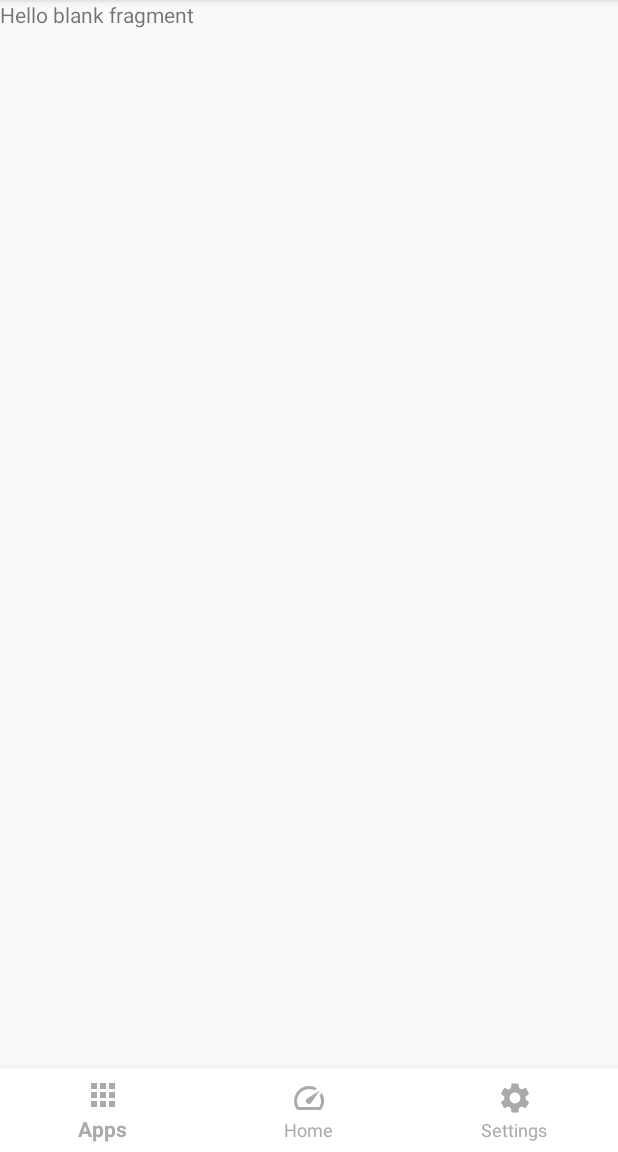
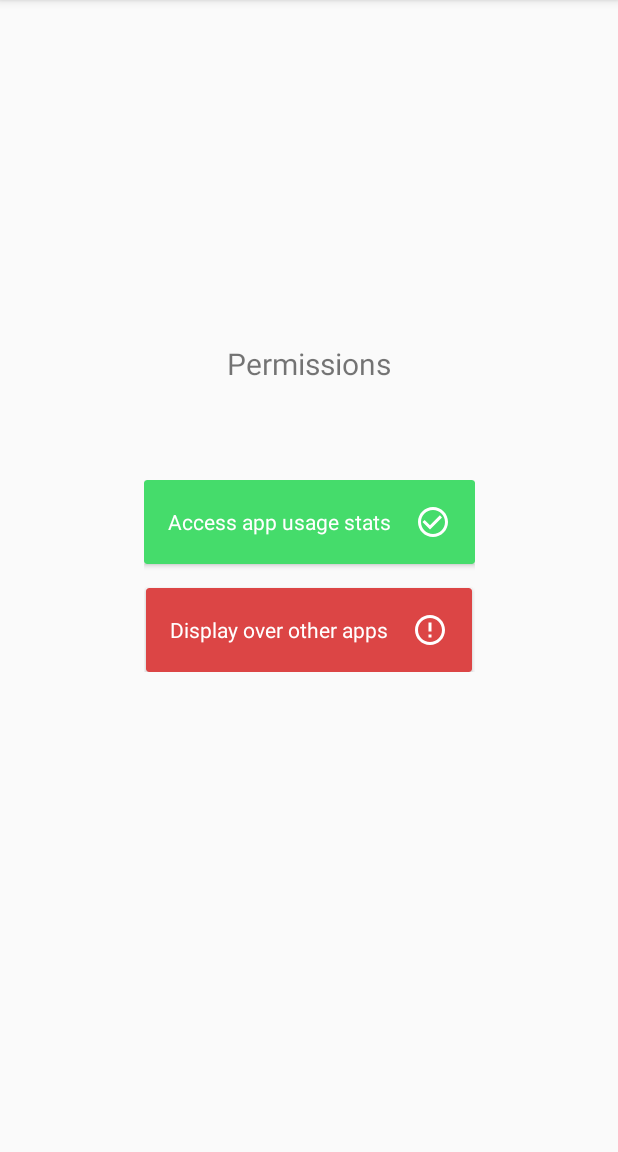
Before and after one commit to joshminton/AppTracker, an Android app: the screen it shows after launch (MainActivity), on a phone screen of 412 x 824 dp, the part 84-1236 px from its top. Run offline under Robolectric (Android 15) with nearby library versions, the phone set to English and light mode, and no system bars; our stand-ins replace androidx.preference; libraries missing offline, so code that uses them is left out: com.adriangl.overlayhelper; 3 statements that could not run were skipped.

Commit message:
Better handling of permissions requests

```diff
--- a/app/build.gradle
+++ b/app/build.gradle
@@ -34,6 +34,7 @@ dependencies {
     annotationProcessor "android.arch.persistence.room:compiler:1.1.1"
     implementation 'com.google.android.material:material:1.1.0'
     implementation 'androidx.preference:preference:1.1.1'
+    implementation "com.github.adriangl:overlayhelper:1.1.0"
     // ...
     compile 'com.rvalerio:fgchecker:1.1.0'
 
--- a/app/src/main/java/com/example/drawtest/MainActivity.java
+++ b/app/src/main/java/com/example/drawtest/MainActivity.java
@@ -2,8 +2,10 @@ package com.example.drawtest;
 
 import android.app.ActivityManager;
 import android.app.AppOpsManager;
+import android.app.Dialog;
 import android.content.ComponentName;
 import android.content.Context;
+import android.content.DialogInterface;
 import android.content.Intent;
 import android.content.ServiceConnection;
 import android.content.pm.ApplicationInfo;
@@ -15,7 +17,9 @@ import android.provider.Settings;
 
 import androidx.annotation.NonNull;
 import androidx.annotation.RequiresApi;
+import androidx.appcompat.app.AlertDialog;
 import androidx.appcompat.app.AppCompatActivity;
+import androidx.cardview.widget.CardView;
 import androidx.fragment.app.FragmentActivity;
 import androidx.fragment.app.FragmentManager;
 import androidx.fragment.app.FragmentTransaction;
@@ -28,6 +32,7 @@ import android.view.View;
 
 import android.widget.Toast;
 
+import com.adriangl.overlayhelper.OverlayHelper;
 import com.google.android.material.bottomnavigation.BottomNavigationView;
 
 import java.util.ArrayList;
@@ -40,6 +45,7 @@ import java.util.Objects;
 //https://blog.usejournal.com/building-an-app-usage-tracker-in-android-fe79e959ab26
 //https://www.tutorialspoint.com/how-to-manage-startactivityforresult-on-android
 //https://inducesmile.com/android/android-list-installed-apps-in-device-programmatically/
+//https://github.com/adriangl/OverlayHelper/blob/master/app/src/main/java/com/adriangl/overlayhelperexample/MainActivity.java
 
 public class MainActivity extends AppCompatActivity implements  BottomNavigationView.OnNavigationItemSelectedListener {
 
@@ -50,6 +56,11 @@ public class MainActivity extends AppCompatActivity implements  BottomNavigation
     RecyclerView.LayoutManager layoutManager;
     AppsAdapter lstAppsAdapter;
     HashMap<String, TrackedApp> apps;
+
+    OverlayHelper overlayHelper;
+
+    private boolean drawAccess = false;
+    private boolean usageAccess = false;
 
     private TrackedApp db;
 
@@ -68,31 +79,53 @@ public class MainActivity extends AppCompatActivity implements  BottomNavigation
     @Override
     public void onCreate(Bundle savedInstanceState) {
         super.onCreate(savedInstanceState);
+        setContentView(R.layout.permissions_needed);
+
+
+//        db = Room.databaseBuilder(getApplicationContext(), Favourites.class, "favourites").allowMainThreadQueries().build();
+
+        appOps = (AppOpsManager) getSystemService(Context.APP_OPS_SERVICE);
+
+
+        overlayHelper = new OverlayHelper(this.getApplicationContext(), new OverlayHelper.OverlayPermissionChangedListener() {
+            @Override public void onOverlayPermissionCancelled() {
+                Toast.makeText(MainActivity.this, "Draw overlay permissions request cancelled", Toast.LENGTH_SHORT).show();
+            }
+
+            @Override public void onOverlayPermissionGranted() {
+                setDrawPositive();
+                if(usageAccess){
+                    advanceWithService();
+                }
+            }
+
+            @Override public void onOverlayPermissionDenied() {
+                Toast.makeText(MainActivity.this, "Draw overlay permissions request denied", Toast.LENGTH_SHORT).show();
+            }
+        });
+
+        overlayHelper.startWatching();
+
+        checkPermissions();
+
+        apps = new HashMap<>();
+
+//        finish();
+    }
+
+    private void advanceWithService(){
+
         setContentView(R.layout.activity_main);
 
         fm.beginTransaction().add(R.id.frag_frame, homeFrag).commit();
 
         ((BottomNavigationView)findViewById(R.id.bottomNav)).setOnNavigationItemSelectedListener(this);
 
-//        db = Room.databaseBuilder(getApplicationContext(), Favourites.class, "favourites").allowMainThreadQueries().build();
-
-        appOps = (AppOpsManager) getSystemService(Context.APP_OPS_SERVICE);
-        int mode = appOps.checkOpNoThrow(AppOpsManager.OPSTR_GET_USAGE_STATS,
-                android.os.Process.myUid(), getPackageName());
-
-        if(mode != AppOpsManager.MODE_ALLOWED){
-            startActivityForResult(new Intent(Settings.ACTION_USAGE_ACCESS_SETTINGS), MY_PERMISSIONS_REQUEST_PACKAGE_USAGE_STATS);
-        }
-
-        apps = new HashMap<>();
-
         svc = new Intent(this, TrackingService.class);
         if(!bound) {
             startForegroundService(svc);
             bindService(svc, connection, Context.BIND_AUTO_CREATE);
         }
-
-//        finish();
     }
 
 
@@ -131,6 +164,21 @@ public class MainActivity extends AppCompatActivity implements  BottomNavigation
         }
     }
 
+    private void checkPermissions(){
+        if(overlayHelper.canDrawOverlays()){
+            drawAccess = true;
+            setDrawPositive();
+        }
+        if(appOps.checkOpNoThrow(AppOpsManager.OPSTR_GET_USAGE_STATS,
+                android.os.Process.myUid(), getPackageName()) == AppOpsManager.MODE_ALLOWED){
+            usageAccess = true;
+            setUsagePositive();
+        }
+        if(usageAccess & drawAccess){
+            advanceWithService();
+        }
+    }
+
     private boolean isSystemPackage(PackageInfo pkgInfo) {
         return (pkgInfo.applicationInfo.flags & ApplicationInfo.FLAG_SYSTEM) != 0;
     }
@@ -142,11 +190,14 @@ public class MainActivity extends AppCompatActivity implements  BottomNavigation
 //            if (resultCode == RESULT_OK) {
                 if(appOps.checkOpNoThrow(AppOpsManager.OPSTR_GET_USAGE_STATS,
                         android.os.Process.myUid(), getPackageName()) == AppOpsManager.MODE_ALLOWED){
-                    Toast.makeText(this, "Success!", Toast.LENGTH_SHORT).show();
-                } else {
-                    Toast.makeText(this, "Failed!", Toast.LENGTH_SHORT).show();
+                    setUsagePositive();
+                    if(drawAccess){
+                        advanceWithService();
+                    }
                 }
-//            }
+        } else {
+            super.onActivityResult(requestCode, resultCode, data);
+            overlayHelper.onRequestDrawOverlaysPermissionResult(requestCode);
         }
     }
 
@@ -182,7 +233,38 @@ public class MainActivity extends AppCompatActivity implements  BottomNavigation
         }
     };
 
+    //https://stackoverflow.com/questions/43513919/android-alert-dialog-with-one-two-and-three-buttons
+    public void onClickUsagePermission(View view){
+        if(!usageAccess){
+            AlertDialog.Builder builder = new AlertDialog.Builder(this);
+            builder.setTitle("Request app usage permission?");
+            builder.setMessage("You have to give permission to view device usage statistics for this app to work. Only the amount of time spent in each app will be accessed. No personal information will be exposed.");
 
+            // add the buttons
+            builder.setPositiveButton("Enable", new DialogInterface.OnClickListener() {
+                @Override
+                public void onClick(DialogInterface dialog, int which) {
+                    startActivityForResult(new Intent(Settings.ACTION_USAGE_ACCESS_SETTINGS), MY_PERMISSIONS_REQUEST_PACKAGE_USAGE_STATS);
+                }
+            });
+            builder.setNegativeButton("Cancel", null);
+
+            // create and show the alert dialog
+            AlertDialog dialog = builder.create();
+            dialog.show();
+        }
+    }
+
+    public void onClickDrawPermission(View view){
+        if(!overlayHelper.canDrawOverlays()){
+            overlayHelper.requestDrawOverlaysPermission(
+                    MainActivity.this,
+                    "Request draw overlays permission?",
+                    "You have to enable the draw overlays permission for this app to work",
+                    "Enable",
+                    "Cancel");
+        }
+    }
 
     private boolean isMyServiceRunning(Class<?> serviceClass) {
         ActivityManager manager = (ActivityManager) getSystemService(Context.ACTIVITY_SERVICE);
@@ -196,6 +278,17 @@ public class MainActivity extends AppCompatActivity implements  BottomNavigation
         return false;
     }
 
+    private void setUsagePositive(){
+        ((CardView) findViewById(R.id.usageAccessCard)).setCardBackgroundColor(getColor(R.color.success));
+        findViewById(R.id.txtUsageIcon).setBackground(getDrawable(R.drawable.ic_baseline_check_circle_outline_24));
+
+    }
+
+    private void setDrawPositive(){
+        ((CardView) findViewById(R.id.drawAccessCard)).setCardBackgroundColor(getColor(R.color.success));
+        findViewById(R.id.txtDrawIcon).setBackground(getDrawable(R.drawable.ic_baseline_check_circle_outline_24));
+    }
+
     public TrackingService getTrackingService(){
         return trackingService;
     }
--- /dev/null
+++ b/app/src/main/res/drawable/ic_baseline_check_circle_outline_24.xml
@@ -0,0 +1,10 @@
+<vector xmlns:android="http://schemas.android.com/apk/res/android"
+    android:width="24dp"
+    android:height="24dp"
+    android:viewportWidth="24"
+    android:viewportHeight="24"
+    android:tint="?attr/colorControlNormal">
+  <path
+      android:fillColor="@android:color/white"
+      android:pathData="M16.59,7.58L10,14.17l-3.59,-3.58L5,12l5,5 8,-8zM12,2C6.48,2 2,6.48 2,12s4.48,10 10,10 10,-4.48 10,-10S17.52,2 12,2zM12,20c-4.42,0 -8,-3.58 -8,-8s3.58,-8 8,-8 8,3.58 8,8 -3.58,8 -8,8z"/>
+</vector>
--- /dev/null
+++ b/app/src/main/res/drawable/ic_baseline_error_outline_24.xml
@@ -0,0 +1,10 @@
+<vector xmlns:android="http://schemas.android.com/apk/res/android"
+    android:width="24dp"
+    android:height="24dp"
+    android:viewportWidth="24"
+    android:viewportHeight="24"
+    android:tint="?attr/colorControlNormal">
+  <path
+      android:fillColor="@android:color/white"
+      android:pathData="M11,15h2v2h-2zM11,7h2v6h-2zM11.99,2C6.47,2 2,6.48 2,12s4.47,10 9.99,10C17.52,22 22,17.52 22,12S17.52,2 11.99,2zM12,20c-4.42,0 -8,-3.58 -8,-8s3.58,-8 8,-8 8,3.58 8,8 -3.58,8 -8,8z"/>
+</vector>
--- /dev/null
+++ b/app/src/main/res/layout/permissions_needed.xml
@@ -0,0 +1,105 @@
+<?xml version="1.0" encoding="utf-8"?>
+<androidx.constraintlayout.widget.ConstraintLayout
+    xmlns:android="http://schemas.android.com/apk/res/android"
+    xmlns:app="http://schemas.android.com/apk/res-auto"
+    xmlns:tools="http://schemas.android.com/tools"
+    android:layout_width="match_parent"
+    android:layout_height="match_parent">
+
+    <LinearLayout
+        android:id="@+id/linearLayout"
+        android:layout_width="wrap_content"
+        android:layout_height="wrap_content"
+        android:orientation="vertical"
+        app:layout_constraintBottom_toBottomOf="parent"
+        app:layout_constraintEnd_toEndOf="parent"
+        app:layout_constraintStart_toStartOf="parent"
+        app:layout_constraintTop_toTopOf="parent">
+
+        <androidx.cardview.widget.CardView
+            app:cardBackgroundColor="@color/error"
+            android:layout_width="wrap_content"
+            android:layout_height="wrap_content"
+            android:layout_gravity="center_horizontal"
+            android:layout_marginBottom="16dp"
+            android:id="@+id/usageAccessCard">
+
+            <LinearLayout
+                android:layout_width="wrap_content"
+                android:layout_height="wrap_content"
+                android:foreground="?android:attr/selectableItemBackground"
+                android:onClick="onClickUsagePermission"
+                android:orientation="horizontal"
+                android:padding="16dp"
+                tools:layout_editor_absoluteX="1dp"
+                tools:layout_editor_absoluteY="1dp">
+
+                <TextView
+                    android:id="@+id/txtUsageAccess"
+                    android:layout_width="wrap_content"
+                    android:layout_height="wrap_content"
+                    android:layout_gravity="center_vertical"
+                    android:layout_marginEnd="16dp"
+                    android:text="Access app usage stats"
+                    android:textColor="#FFFFFF" />
+
+                <ImageView
+                    android:id="@+id/txtUsageIcon"
+                    android:layout_width="wrap_content"
+                    android:layout_height="wrap_content"
+                    android:background="@drawable/ic_baseline_error_outline_24"
+                    android:backgroundTint="#FFFFFF" />
+            </LinearLayout>
+        </androidx.cardview.widget.CardView>
+
+        <androidx.cardview.widget.CardView
+            app:cardBackgroundColor="@color/error"
+            android:layout_width="wrap_content"
+            android:layout_height="wrap_content"
+            android:layout_gravity="center_horizontal"
+            android:id="@+id/drawAccessCard">
+
+            <LinearLayout
+                android:layout_width="wrap_content"
+                android:layout_height="wrap_content"
+                android:foreground="?android:attr/selectableItemBackground"
+                android:onClick="onClickDrawPermission"
+                android:orientation="horizontal"
+                android:padding="16dp"
+                tools:layout_editor_absoluteX="1dp"
+                tools:layout_editor_absoluteY="1dp">
+
+                <TextView
+                    android:id="@+id/txtDrawAccess"
+                    android:layout_width="wrap_content"
+                    android:layout_height="wrap_content"
+                    android:layout_gravity="center_vertical"
+                    android:layout_marginEnd="16dp"
+                    android:text="Display over other apps"
+                    android:textColor="#FFFFFF" />
+
+                <ImageView
+                    android:id="@+id/txtDrawIcon"
+                    android:layout_width="wrap_content"
+                    android:layout_height="wrap_content"
+                    android:background="@drawable/ic_baseline_error_outline_24"
+                    android:backgroundTint="#FFFFFF" />
+            </LinearLayout>
+        </androidx.cardview.widget.CardView>
+
+
+    </LinearLayout>
+
+    <TextView
+        android:id="@+id/textView"
+        android:layout_width="wrap_content"
+        android:layout_height="wrap_content"
+        android:layout_marginBottom="64dp"
+        android:text="Permissions"
+        android:textSize="20sp"
+        app:layout_constraintBottom_toTopOf="@+id/linearLayout"
+        app:layout_constraintEnd_toEndOf="parent"
+        app:layout_constraintStart_toStartOf="parent" />
+
+
+</androidx.constraintlayout.widget.ConstraintLayout>
--- a/app/src/main/res/values/colors.xml
+++ b/app/src/main/res/values/colors.xml
@@ -10,4 +10,7 @@
     <color name="activeTabColor">#9c27b0</color>
     <color name="inactiveTabColor">#ECECEC</color>
 
+    <color name="error">#DC4545</color>
+    <color name="success">#45DC6B</color>
+
 </resources>
--- a/build.gradle
+++ b/build.gradle
@@ -18,7 +18,7 @@ allprojects {
     repositories {
         google()
         jcenter()
-
+        maven { url "https://jitpack.io" }
     }
 }
 
```
